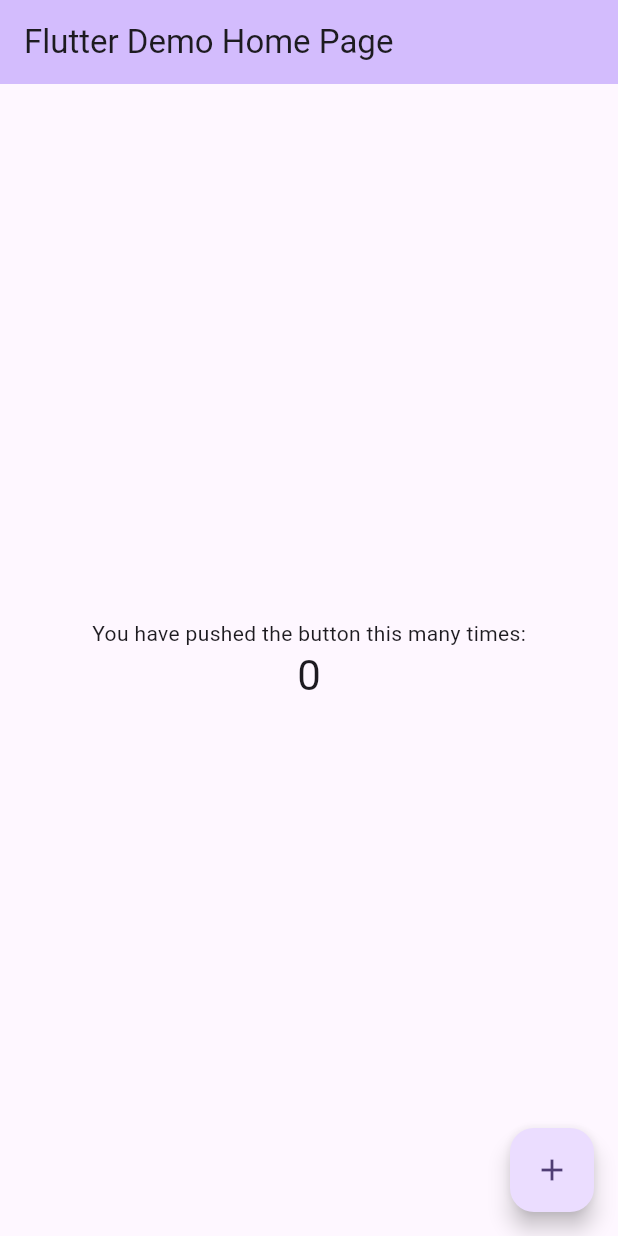
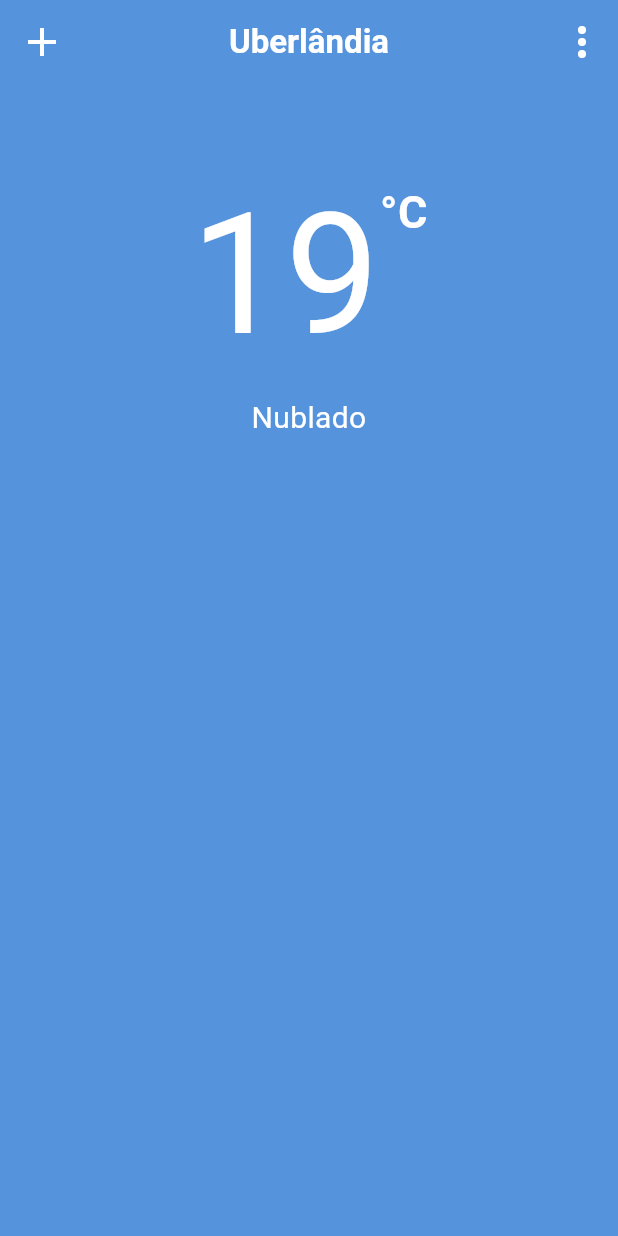
Before and after one commit to brunnuh/desafio_salaryfits, a Flutter app: the screen it shows after launch, on a phone screen of 412 x 824 dp. Run offline on Flutter 3.47's test engine with Material 2 defaults, Android fonts, the phone set to English and light mode, and no system bars.

Commit message:
feat: tela de principal com dados da meteorologia atual

```diff
--- /dev/null
+++ b/lib/core/constants/constants.dart
@@ -0,0 +1 @@
+export 'sized.dart';
--- /dev/null
+++ b/lib/core/constants/sized.dart
@@ -0,0 +1,17 @@
+import 'package:flutter/material.dart';
+
+class Sized {
+  static const small = 8.0;
+  static const middle = 16.0;
+  static const bigger = 32.0;
+}
+
+extension Paddings on double {
+  EdgeInsets get horizontal => EdgeInsets.symmetric(horizontal: this);
+  EdgeInsets get vertical => EdgeInsets.symmetric(vertical: this);
+  EdgeInsets get all => EdgeInsets.all(this);
+  EdgeInsets get left => EdgeInsets.only(left: this);
+
+  SizedBox get verticalSized => SizedBox(height: this);
+  SizedBox get horizontalSized => SizedBox(width: this);
+}
--- /dev/null
+++ b/lib/core/core.dart
@@ -0,0 +1 @@
+export 'constants/constants.dart';
--- a/lib/main.dart
+++ b/lib/main.dart
@@ -1,4 +1,6 @@
 import 'package:flutter/material.dart';
+
+import 'presentation/presentation.dart';
 
 void main() {
   runApp(const MyApp());
@@ -7,119 +9,18 @@ void main() {
 class MyApp extends StatelessWidget {
   const MyApp({super.key});
 
-  // This widget is the root of your application.
   @override
   Widget build(BuildContext context) {
     return MaterialApp(
-      title: 'Flutter Demo',
+      title: 'Desafio',
+      debugShowCheckedModeBanner: false,
       theme: ThemeData(
-        // This is the theme of your application.
-        //
-        // TRY THIS: Try running your application with "flutter run". You'll see
-        // the application has a blue toolbar. Then, without quitting the app,
-        // try changing the seedColor in the colorScheme below to Colors.green
-        // and then invoke "hot reload" (save your changes or press the "hot
-        // reload" button in a Flutter-supported IDE, or press "r" if you used
-        // the command line to start the app).
-        //
-        // Notice that the counter didn't reset back to zero; the application
-        // state is not lost during the reload. To reset the state, use hot
-        // restart instead.
-        //
-        // This works for code too, not just values: Most code changes can be
-        // tested with just a hot reload.
-        colorScheme: ColorScheme.fromSeed(seedColor: Colors.deepPurple),
+        colorScheme: ColorScheme.fromSeed(
+          seedColor: const Color.fromARGB(255, 48, 88, 219),
+        ),
         useMaterial3: true,
       ),
-      home: const MyHomePage(title: 'Flutter Demo Home Page'),
+      home: const MeteorologyScreen(),
     );
   }
 }
-
-class MyHomePage extends StatefulWidget {
-  const MyHomePage({super.key, required this.title});
-
-  // This widget is the home page of your application. It is stateful, meaning
-  // that it has a State object (defined below) that contains fields that affect
-  // how it looks.
-
-  // This class is the configuration for the state. It holds the values (in this
-  // case the title) provided by the parent (in this case the App widget) and
-  // used by the build method of the State. Fields in a Widget subclass are
-  // always marked "final".
-
-  final String title;
-
-  @override
-  State<MyHomePage> createState() => _MyHomePageState();
-}
-
-class _MyHomePageState extends State<MyHomePage> {
-  int _counter = 0;
-
-  void _incrementCounter() {
-    setState(() {
-      // This call to setState tells the Flutter framework that something has
-      // changed in this State, which causes it to rerun the build method below
-      // so that the display can reflect the updated values. If we changed
-      // _counter without calling setState(), then the build method would not be
-      // called again, and so nothing would appear to happen.
-      _counter++;
-    });
-  }
-
-  @override
-  Widget build(BuildContext context) {
-    // This method is rerun every time setState is called, for instance as done
-    // by the _incrementCounter method above.
-    //
-    // The Flutter framework has been optimized to make rerunning build methods
-    // fast, so that you can just rebuild anything that needs updating rather
-    // than having to individually change instances of widgets.
-    return Scaffold(
-      appBar: AppBar(
-        // TRY THIS: Try changing the color here to a specific color (to
-        // Colors.amber, perhaps?) and trigger a hot reload to see the AppBar
-        // change color while the other colors stay the same.
-        backgroundColor: Theme.of(context).colorScheme.inversePrimary,
-        // Here we take the value from the MyHomePage object that was created by
-        // the App.build method, and use it to set our appbar title.
-        title: Text(widget.title),
-      ),
-      body: Center(
-        // Center is a layout widget. It takes a single child and positions it
-        // in the middle of the parent.
-        child: Column(
-          // Column is also a layout widget. It takes a list of children and
-          // arranges them vertically. By default, it sizes itself to fit its
-          // children horizontally, and tries to be as tall as its parent.
-          //
-          // Column has various properties to control how it sizes itself and
-          // how it positions its children. Here we use mainAxisAlignment to
-          // center the children vertically; the main axis here is the vertical
-          // axis because Columns are vertical (the cross axis would be
-          // horizontal).
-          //
-          // TRY THIS: Invoke "debug painting" (choose the "Toggle Debug Paint"
-          // action in the IDE, or press "p" in the console), to see the
-          // wireframe for each widget.
-          mainAxisAlignment: MainAxisAlignment.center,
-          children: <Widget>[
-            const Text(
-              'You have pushed the button this many times:',
-            ),
-            Text(
-              '$_counter',
-              style: Theme.of(context).textTheme.headlineMedium,
-            ),
-          ],
-        ),
-      ),
-      floatingActionButton: FloatingActionButton(
-        onPressed: _incrementCounter,
-        tooltip: 'Increment',
-        child: const Icon(Icons.add),
-      ), // This trailing comma makes auto-formatting nicer for build methods.
-    );
-  }
-}
--- /dev/null
+++ b/lib/presentation/meteorology/meteorology.dart
@@ -0,0 +1,2 @@
+export 'meteorology_screen.dart';
+export 'meteorology_viewmodel.dart';
--- /dev/null
+++ b/lib/presentation/meteorology/meteorology_screen.dart
@@ -0,0 +1,92 @@
+import 'package:desafio_salaryfits/core/constants/sized.dart';
+import 'package:flutter/material.dart';
+
+import 'meteorology.dart';
+
+class MeteorologyScreen extends StatefulWidget {
+  const MeteorologyScreen({super.key});
+
+  @override
+  State<MeteorologyScreen> createState() => _MeteorologyScreenState();
+}
+
+class _MeteorologyScreenState extends State<MeteorologyScreen> {
+  //TODO: mockado
+  final current = MeteorologyViewModel(
+    city: 'Uberlândia',
+    airHumidity: '82%',
+    currentTemperature: '19',
+    windSpeed: '32,0km/h',
+    description: 'Nublado',
+  );
+  @override
+  Widget build(BuildContext context) {
+    return Scaffold(
+      appBar: AppBar(
+        title: Text(
+          current.city,
+          style: const TextStyle(
+            color: Colors.white,
+            fontWeight: FontWeight.w600,
+          ),
+        ),
+        leading: const Icon(
+          Icons.add,
+          color: Colors.white,
+          size: 32,
+        ),
+        actions: [
+          const Icon(
+            Icons.more_vert_outlined,
+            color: Colors.white,
+            size: 32,
+          ),
+          Sized.small.horizontalSized,
+        ],
+        centerTitle: true,
+        backgroundColor: const Color(0xff5593DC),
+      ),
+      body: Container(
+        color: const Color(0xff5593DC),
+        padding: Sized.middle.all,
+        child: ListView(
+          children: [
+            Sized.bigger.verticalSized,
+            Row(
+              crossAxisAlignment: CrossAxisAlignment.start,
+              mainAxisAlignment: MainAxisAlignment.center,
+              children: [
+                Text(
+                  current.currentTemperature,
+                  style: const TextStyle(
+                    fontSize: 112,
+                    color: Colors.white,
+                  ),
+                ),
+                Container(
+                  margin: Sized.middle.vertical,
+                  child: const Text(
+                    "°C",
+                    style: TextStyle(
+                      color: Colors.white,
+                      fontSize: 30,
+                      fontWeight: FontWeight.bold,
+                    ),
+                  ),
+                ),
+              ],
+            ),
+            Text(
+              current.description,
+              textAlign: TextAlign.center,
+              style: const TextStyle(
+                color: Colors.white,
+                fontSize: 20,
+              ),
+            )
+          ],
+        ),
+      ),
+    );
+  }
+}
--- /dev/null
+++ b/lib/presentation/meteorology/meteorology_viewmodel.dart
@@ -0,0 +1,15 @@
+class MeteorologyViewModel {
+  final String city;
+  final String currentTemperature;
+  final String airHumidity;
+  final String windSpeed;
+  final String description;
+
+  MeteorologyViewModel({
+    required this.city,
+    required this.currentTemperature,
+    required this.airHumidity,
+    required this.windSpeed,
+    required this.description,
+  });
+}
--- /dev/null
+++ b/lib/presentation/presentation.dart
@@ -0,0 +1 @@
+export 'meteorology/meteorology.dart';
```
Also changed, not shown: pubspec.yaml (+5 -71 lines), pubspec.lock.
